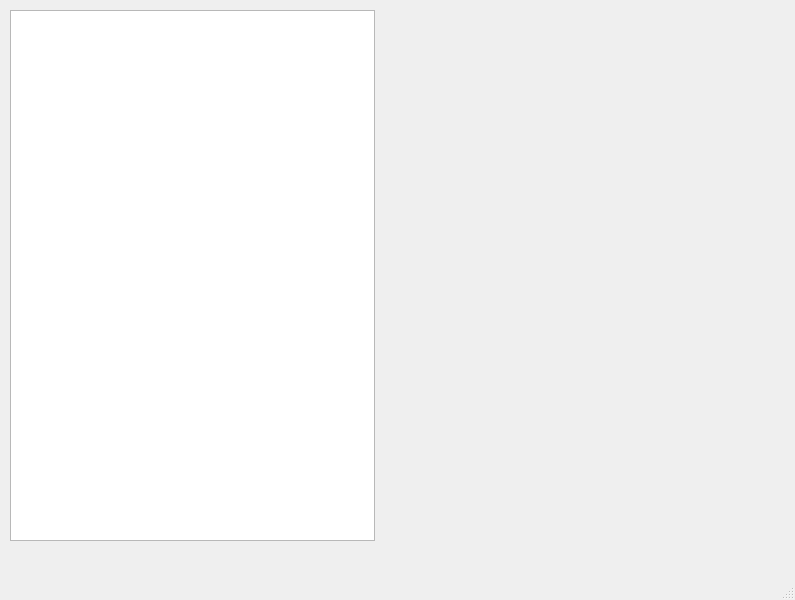
Qt form Resources/UI/main_window_interface.ui (Qarkarich/digital_audio_workstation_demo_QT) before a commit.
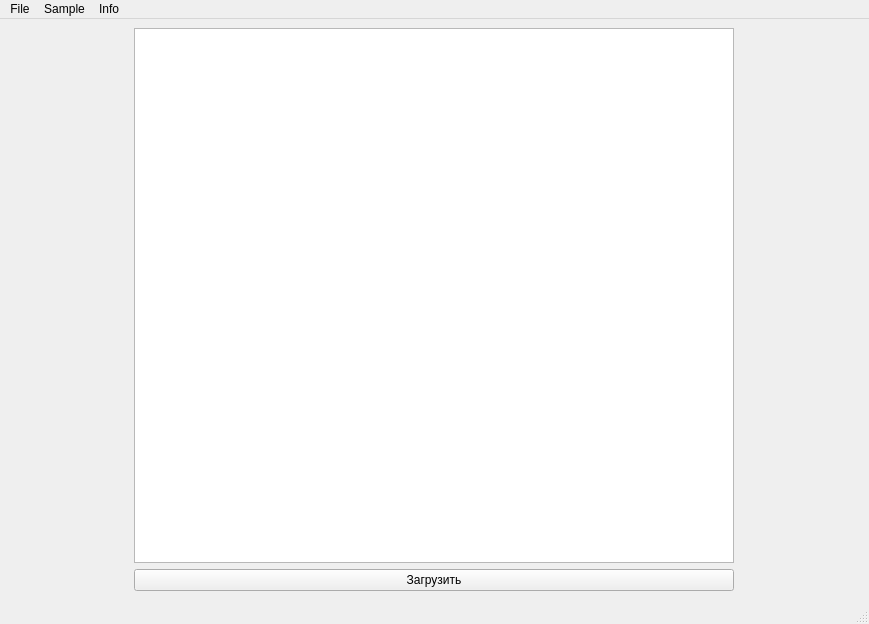
The same form after that commit.

Commit message: главное окно, подключение виджета, отключил MIDI, WAV модуль, работа с файлами, вывод сэмплов, база данных

```diff
--- a/Resources/UI/main_window_interface.ui
+++ b/Resources/UI/main_window_interface.ui
@@ -6,58 +6,50 @@
    <rect>
     <x>0</x>
     <y>0</y>
-    <width>795</width>
-    <height>600</height>
+    <width>869</width>
+    <height>624</height>
    </rect>
   </property>
   <property name="windowTitle">
    <string>MainWindow</string>
   </property>
   <widget class="QWidget" name="centralwidget">
-   <widget class="QWidget" name="layoutWidget">
-    <property name="geometry">
-     <rect>
-      <x>10</x>
-      <y>10</y>
-      <width>771</width>
-      <height>531</height>
-     </rect>
-    </property>
-    <layout class="QHBoxLayout" name="horizontalLayout">
-     <item>
-      <widget class="QListWidget" name="file_manager_widget">
-       <property name="styleSheet">
-        <string notr="true"/>
-       </property>
-      </widget>
-     </item>
-     <item>
-      <widget class="QWidget" name="widget" native="true">
-       <property name="minimumSize">
-        <size>
-         <width>400</width>
-         <height>0</height>
-        </size>
-       </property>
-       <property name="font">
-        <font>
-         <pointsize>8</pointsize>
-        </font>
-       </property>
-      </widget>
-     </item>
-    </layout>
-   </widget>
-  </widget>
-  <widget class="QMenuBar" name="menubar">
-   <property name="geometry">
-    <rect>
-     <x>0</x>
-     <y>0</y>
-     <width>795</width>
-     <height>22</height>
-    </rect>
-   </property>
+   <layout class="QGridLayout" name="gridLayout">
+    <item row="1" column="1">
+     <layout class="QHBoxLayout" name="horizontalLayout">
+      <item>
+       <layout class="QVBoxLayout" name="verticalLayout">
+        <item>
+         <widget class="QListWidget" name="file_manager_widget">
+          <property name="minimumSize">
+           <size>
+            <width>300</width>
+            <height>0</height>
+           </size>
+          </property>
+          <property name="maximumSize">
+           <size>
+            <width>600</width>
+            <height>16777215</height>
+           </size>
+          </property>
+          <property name="styleSheet">
+           <string notr="true"/>
+          </property>
+         </widget>
+        </item>
+        <item>
+         <widget class="QPushButton" name="load_sample_btn">
+          <property name="text">
+           <string>Загрузить</string>
+          </property>
+         </widget>
+        </item>
+       </layout>
+      </item>
+     </layout>
+    </item>
+   </layout>
   </widget>
   <widget class="QStatusBar" name="DAW_2">
    <property name="font">
@@ -67,6 +59,74 @@
     </font>
    </property>
   </widget>
+  <widget class="QMenuBar" name="menuBar">
+   <property name="geometry">
+    <rect>
+     <x>0</x>
+     <y>0</y>
+     <width>869</width>
+     <height>22</height>
+    </rect>
+   </property>
+   <widget class="QMenu" name="menuFile">
+    <property name="title">
+     <string>File</string>
+    </property>
+    <addaction name="actionSave"/>
+    <addaction name="actionOpen_file"/>
+   </widget>
+   <widget class="QMenu" name="menuSample">
+    <property name="title">
+     <string>Sample</string>
+    </property>
+    <addaction name="actionCreate_sample"/>
+    <addaction name="actionOpen_sample"/>
+   </widget>
+   <widget class="QMenu" name="menuInfo">
+    <property name="title">
+     <string>Info</string>
+    </property>
+    <addaction name="actionApp_information"/>
+   </widget>
+   <addaction name="menuFile"/>
+   <addaction name="menuSample"/>
+   <addaction name="menuInfo"/>
+  </widget>
+  <action name="actionSample">
+   <property name="text">
+    <string>Sample</string>
+   </property>
+  </action>
+  <action name="actionSave">
+   <property name="text">
+    <string>Save...</string>
+   </property>
+  </action>
+  <action name="actionSave_as">
+   <property name="text">
+    <string>Save as...</string>
+   </property>
+  </action>
+  <action name="actionCreate_sample">
+   <property name="text">
+    <string>Create sample...</string>
+   </property>
+  </action>
+  <action name="actionOpen_file">
+   <property name="text">
+    <string>Open...</string>
+   </property>
+  </action>
+  <action name="actionOpen_sample">
+   <property name="text">
+    <string>Open...</string>
+   </property>
+  </action>
+  <action name="actionApp_information">
+   <property name="text">
+    <string>App information...</string>
+   </property>
+  </action>
  </widget>
  <resources/>
  <connections/>
```
Left out of the diff: 2 changed lines with no effect on the pictures. The commit also changes 5 other files.
